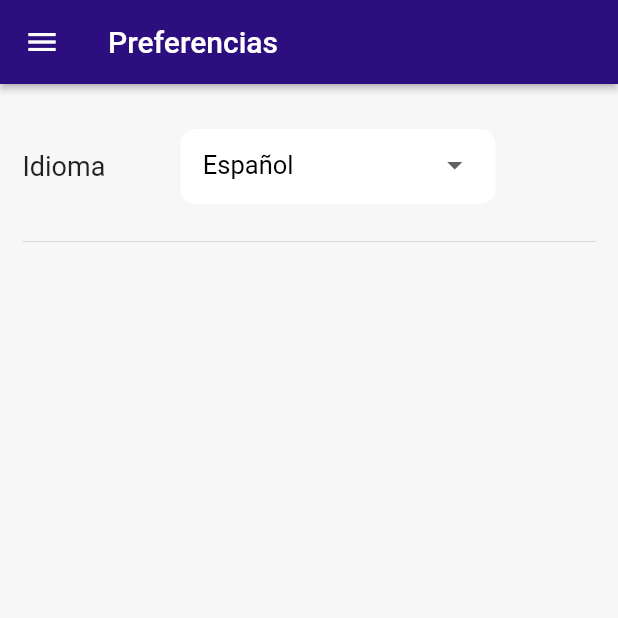
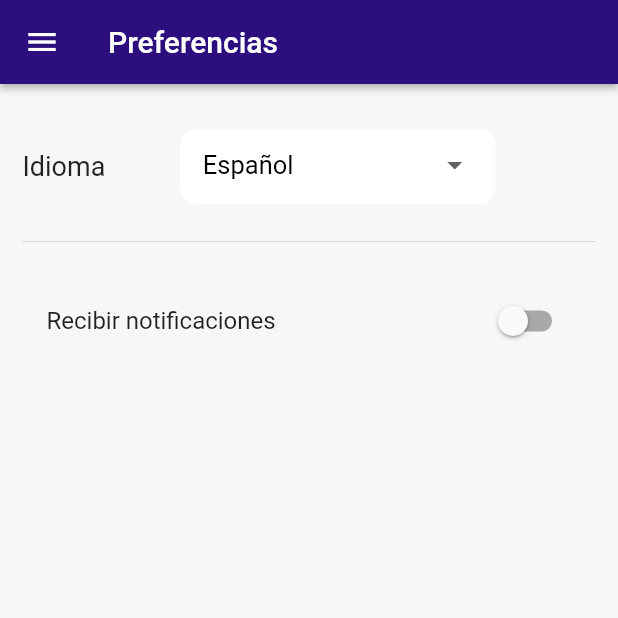
Before and after one commit to JoanPadilla/charge_point_app, a Flutter app: the SettingsScreen screen opened by its route, on a phone screen of 412 x 824 dp, the top half of it. Run offline on Flutter 3.47's test engine with Material 2 defaults, Android fonts, the phone set to English and light mode, and no system bars; our stand-ins replace get, google_maps_flutter, shared_preferences; missing offline and left inert: grpc, protobuf; accounts and stored records are empty.

Commit message:
Solucionado bug en switch de notificaciones en ajustes

```diff
--- a/lib/screens/settings_screen.dart
+++ b/lib/screens/settings_screen.dart
@@ -52,17 +52,22 @@ class SettingsScreen extends StatelessWidget {
                       items: dropdownItems,
                       onChanged: ( value ) {
                         preferenceProvider.setLanguage(value);
-                        preferenceProvider.language = value!;
                       },
                     ),
                   ),
                 ],
               ),
 
-
-
               const Divider(
                 height: 50,
+              ),
+
+              SwitchListTile.adaptive(
+                value: preferenceProvider.receiveNotifications,
+                title: Text('receive_notifications'.tr),
+                onChanged: ( value ) {
+                  preferenceProvider.setNotifications(value);
+                },
               ),
             ],
           ),
--- a/lib/share_preference/local_string.dart
+++ b/lib/share_preference/local_string.dart
@@ -35,6 +35,7 @@ class LocalString extends Translations {
       'optional' : '(opcional)',
       'password' : 'Contraseña',
       'passwords_dont_match' : 'Las contraseñas no coinciden',
+      'receive_notifications' : 'Recibir notificaciones',
       'repeat_password' : 'Repita la contraseña',
       'route' : 'Ruta',
       'send' : 'Enviar',
@@ -84,6 +85,7 @@ class LocalString extends Translations {
       'start_time' : 'Start time',
       'subject' : 'Subject',
       'wait' : 'Wait',
+      'receive_notifications' : 'Receive notifications',
     },
     'ca_ES' : {
       'available_chargers' : 'Carregadors Disponibles',
@@ -124,6 +126,7 @@ class LocalString extends Translations {
       'start_time' : "Hora d'inici",
       'subject' : 'Concepte',
       'wait' : 'Espere',
+      'receive_notifications' : 'Rebre Notificacions',
     },
   };
 
```
Also changed, not shown: lib/providers/preference_provider.dart (+6 -1 lines), lib/share_preference/preference.dart (+8 -0 lines).
